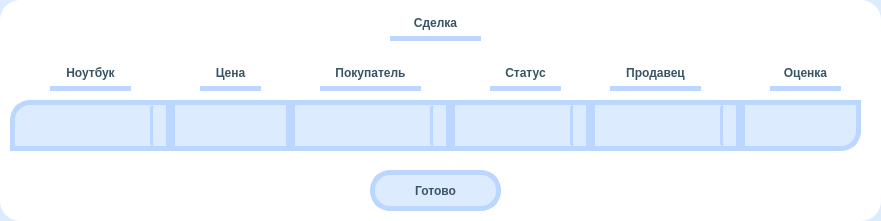
The window that CRM/editUI/editDeal.ui (Plnguins/CRM) describes before a commit, drawn with Qt 5.
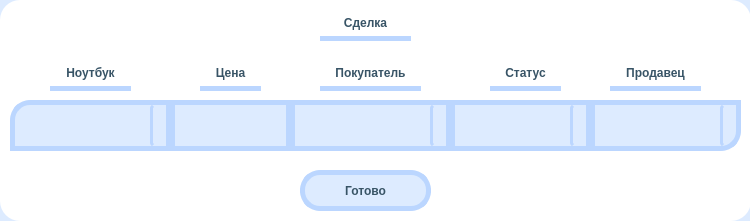
The same window after the commit. Icons and pictures are not drawn.

Commit message: Мелкие исправления интерфейса

```diff
--- a/CRM/editUI/editDeal.ui
+++ b/CRM/editUI/editDeal.ui
@@ -21,7 +21,7 @@
    <rect>
     <x>0</x>
     <y>0</y>
-    <width>881</width>
+    <width>750</width>
     <height>221</height>
    </rect>
   </property>
@@ -33,7 +33,7 @@
     <rect>
      <x>0</x>
      <y>0</y>
-     <width>881</width>
+     <width>751</width>
      <height>221</height>
     </rect>
    </property>
@@ -163,7 +163,7 @@
   <widget class="QLabel" name="tableName">
    <property name="geometry">
     <rect>
-     <x>390</x>
+     <x>320</x>
      <y>10</y>
      <width>91</width>
      <height>31</height>
@@ -213,7 +213,7 @@
   <widget class="QPushButton" name="Apply">
    <property name="geometry">
     <rect>
-     <x>370</x>
+     <x>300</x>
      <y>170</y>
      <width>131</width>
      <height>41</height>
@@ -286,58 +286,6 @@
     <set>Qt::AlignCenter</set>
    </property>
   </widget>
-  <widget class="QLabel" name="Mark">
-   <property name="geometry">
-    <rect>
-     <x>770</x>
-     <y>60</y>
-     <width>71</width>
-     <height>31</height>
-    </rect>
-   </property>
-   <property name="styleSheet">
-    <string notr="true">	font: 12pt &quot;Comfortaa&quot;;
-	font: bold;
-	color:  rgb(56, 84, 102);
-	border: 5px solid #BBD6FF ;
-	border-top: transparent;
-	border-left: transparent;
-	border-right: transparent;</string>
-   </property>
-   <property name="text">
-    <string>Оценка</string>
-   </property>
-   <property name="alignment">
-    <set>Qt::AlignCenter</set>
-   </property>
-  </widget>
-  <widget class="QLineEdit" name="MarkEnter">
-   <property name="geometry">
-    <rect>
-     <x>740</x>
-     <y>100</y>
-     <width>121</width>
-     <height>51</height>
-    </rect>
-   </property>
-   <property name="styleSheet">
-    <string notr="true">	font: 12pt &quot;Comfortaa&quot;;
-	font: bold;
-	color:  rgb(56, 84, 102);	
-	background-color: rgb(221, 235, 255);
-	border: 5px solid #BBD6FF ;
-	border-top-left-radius: 0px;
-	border-top-right-radius:0px;
-	border-bottom-left-radius:0px;
-	border-bottom-right-radius:20px;</string>
-   </property>
-   <property name="maxLength">
-    <number>30</number>
-   </property>
-   <property name="alignment">
-    <set>Qt::AlignCenter</set>
-   </property>
-  </widget>
   <widget class="QComboBox" name="CustomerChange">
    <property name="geometry">
     <rect>
@@ -407,7 +355,11 @@
 	color:  rgb(56, 84, 102);	
 	background-color: rgb(221, 235, 255);
 	border: 5px solid #BBD6FF ;
-border-radius:0px;
+	border-radius:0px;
+	border-top-left-radius: 0px;
+	border-top-right-radius:0px;
+	border-bottom-left-radius:0px;
+	border-bottom-right-radius:20px;
 }
 
 QComboBox::drop-down {
@@ -436,11 +388,6 @@
 	border-top-right-radius:0px;
 }
 
-
-
-
-
-
 </string>
    </property>
   </widget>
```
Left out of the diff: 8 changed lines with no effect on the pictures. The commit also changes 2 other files.
